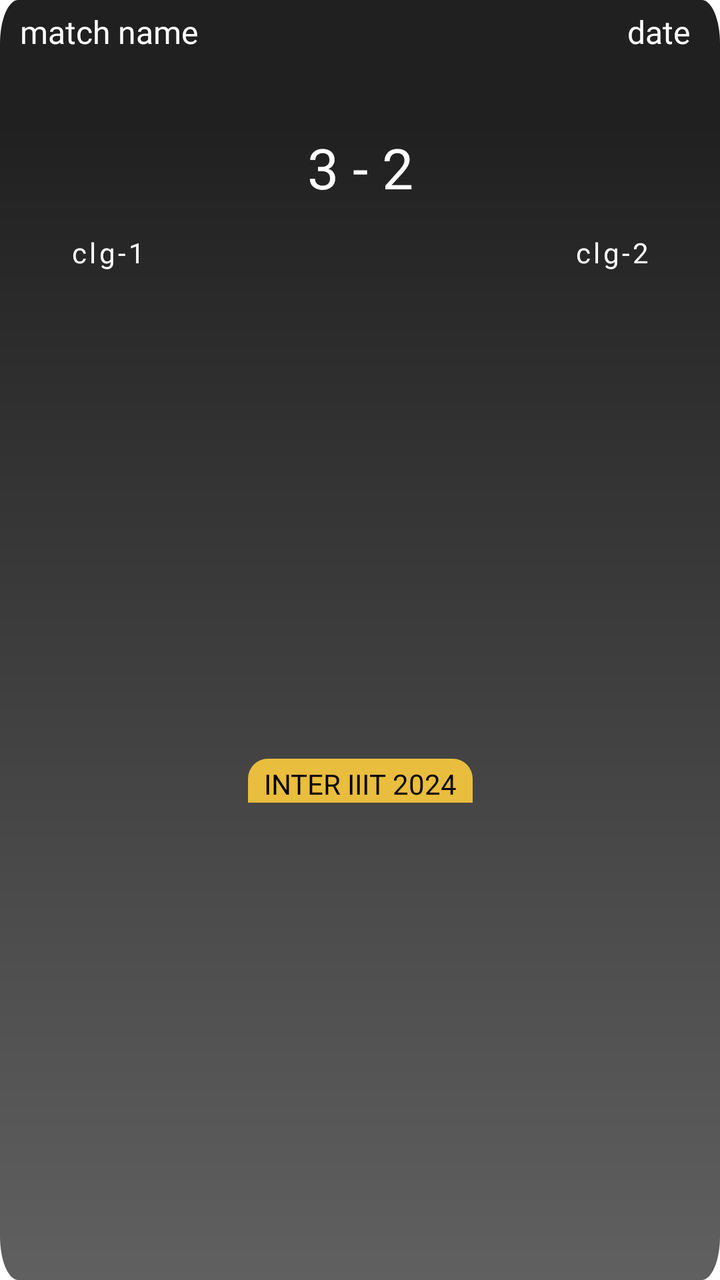
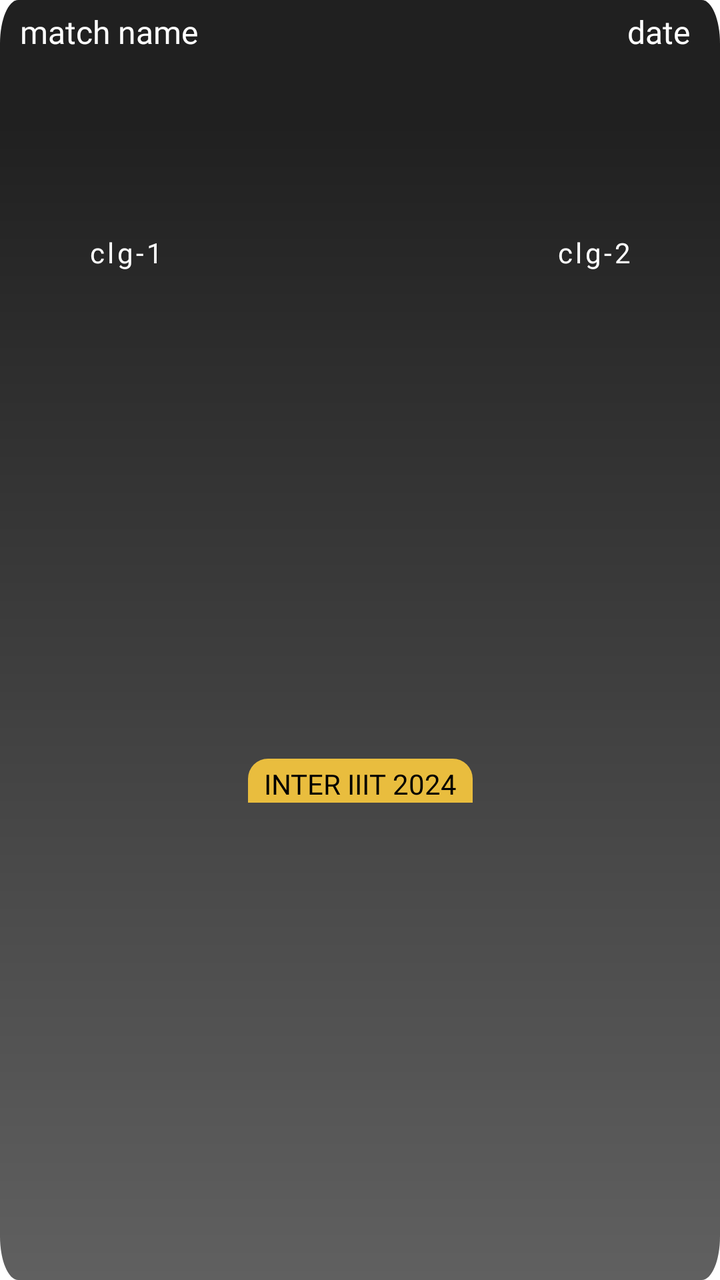

An Android layout rendered at two revisions. The XML below is the earlier revision; the diff shows what the commit changed to produce the second picture.
<!-- AndroidManifest.xml: application theme Theme.NavigationDrawer -->
<!-- res/layout/layout_football.xml -->
<?xml version="1.0" encoding="utf-8"?>
<androidx.constraintlayout.widget.ConstraintLayout xmlns:android="http://schemas.android.com/apk/res/android"
    xmlns:app="http://schemas.android.com/apk/res-auto"
    android:layout_width="match_parent"
    android:layout_height="wrap_content"
    android:layout_marginHorizontal="10dp"
    android:layout_marginVertical="10dp"
    android:background="@drawable/fade3">

    <LinearLayout
        android:id="@+id/lay1"
        android:layout_width="match_parent"
        android:layout_height="wrap_content"
        android:orientation="horizontal"
        android:padding="5dp"
        android:weightSum="1"
        app:layout_constraintEnd_toEndOf="parent"
        app:layout_constraintStart_toStartOf="parent"
        app:layout_constraintTop_toTopOf="parent">

        <TextView
            android:id="@+id/matchName"
            android:layout_width="0dp"
            android:layout_height="wrap_content"
            android:layout_gravity="center_vertical"
            android:layout_weight="0.6"
            android:fontFamily="@font/poppins_semibold"
            android:gravity="center_vertical|start"
            android:hint="match name"
            android:paddingHorizontal="5dp"
            android:textAllCaps="true"
            android:textColor="#E9E9E9"
            android:textColorHint="@color/white"
            android:textSize="16dp" />

        <TextView
            android:id="@+id/date"
            android:layout_width="0dp"
            android:layout_height="wrap_content"
            android:layout_gravity="center_vertical"
            android:layout_weight="0.4"
            android:fontFamily="@font/poppins_semibold"
            android:gravity="center_vertical|end"
            android:hint="date"
            android:paddingEnd="10dp"
            android:textColor="#E9E9E9"
            android:textColorHint="@color/white"
            android:textSize="16dp" />
    </LinearLayout>

    <LinearLayout
        android:layout_width="match_parent"
        android:layout_height="wrap_content"
        android:layout_marginTop="45dp"
        android:orientation="vertical"
        android:visibility="gone">

        <TextView
            android:id="@+id/time"
            android:layout_width="match_parent"
            android:layout_height="wrap_content"
            android:fontFamily="@font/poppins_medium"
            android:gravity="center"
            android:hint="time"
            android:textColor="@color/white"
            android:textColorHint="@color/white"
            android:textSize="16dp" />
    </LinearLayout>

    <LinearLayout
        android:id="@+id/layout"
        android:layout_width="match_parent"
        android:layout_height="wrap_content"
        android:orientation="horizontal"
        android:weightSum="1"
        app:layout_constraintEnd_toEndOf="parent"
        app:layout_constraintStart_toStartOf="parent"
        app:layout_constraintTop_toBottomOf="@id/lay1">

        <LinearLayout
            android:layout_width="0dp"
            android:layout_height="wrap_content"
            android:layout_gravity="center_vertical"
            android:layout_weight="0.3"
            android:orientation="vertical">

            <ImageView
                android:id="@+id/clgImg1"
                android:layout_width="match_parent"
                android:layout_height="80dp"
                android:scaleType="fitCenter" />

            <TextView
                android:id="@+id/clgName1"
                android:layout_width="match_parent"
                android:layout_height="wrap_content"
                android:layout_marginTop="5dp"
                android:fontFamily="@font/poppins_medium"
                android:gravity="center"
                android:hint="clg-1"
                android:letterSpacing="0.1"
                android:paddingHorizontal="5dp"
                android:textAllCaps="true"
                android:textColor="@color/white"
                android:textColorHint="@color/white" />
        </LinearLayout>

        <TextView
            android:id="@+id/points"
            android:layout_width="0dp"
            android:layout_height="wrap_content"
            android:layout_gravity="center_vertical"
            android:layout_weight="0.4"
            android:fontFamily="@font/poppins_medium"
            android:gravity="center"
            android:text="3 - 2"
            android:textColor="@color/white"
            android:textSize="28dp" />

        <LinearLayout
            android:layout_width="0dp"
            android:layout_height="wrap_content"
            android:layout_gravity="center_vertical"
            android:layout_weight="0.3"
            android:orientation="vertical">

            <ImageView
                android:id="@+id/clgImg2"
                android:layout_width="match_parent"
                android:layout_height="80dp"
                android:scaleType="fitCenter" />

            <TextView
                android:id="@+id/clgName2"
                android:layout_width="match_parent"
                android:layout_height="wrap_content"
                android:layout_marginTop="5dp"
                android:fontFamily="@font/poppins_medium"
                android:gravity="center"
                android:hint="clg-2"
                android:letterSpacing="0.1"
                android:paddingHorizontal="5dp"
                android:textAllCaps="true"
                android:textColor="@color/white"
                android:textColorHint="@color/white" />
        </LinearLayout>

    </LinearLayout>

    <TextView
        android:layout_width="wrap_content"
        android:layout_height="wrap_content"
        android:layout_marginTop="5dp"
        android:background="@drawable/backlesss"
        android:fontFamily="@font/poppins_medium"
        android:gravity="center|bottom"
        android:paddingHorizontal="8dp"
        android:paddingTop="3dp"
        android:text="inter iiit 2024"
        android:textAllCaps="true"
        android:textColor="@color/black"
        app:layout_constraintBottom_toBottomOf="parent"
        app:layout_constraintEnd_toEndOf="parent"
        app:layout_constraintStart_toStartOf="parent"
        app:layout_constraintTop_toBottomOf="@id/layout" />

</androidx.constraintlayout.widget.ConstraintLayout>
<!-- resources referenced by this layout -->
<resources>
  <color name="black">#FF000000</color>
  <color name="white">#FFFFFFFF</color>
  <!-- drawable backlesss (drawable) -->
  <?xml version="1.0" encoding="utf-8"?>
  <shape xmlns:android="http://schemas.android.com/apk/res/android">
      <solid android:color="#E9BD3E" /> 
  
      <corners
          android:topLeftRadius="10dp"
          android:topRightRadius="10dp" />
  </shape>
  <!-- drawable fade3 (drawable) -->
  <vector xmlns:android="http://schemas.android.com/apk/res/android"
      xmlns:aapt="http://schemas.android.com/aapt"
      android:width="400dp"
      android:height="293dp"
      android:viewportWidth="393"
      android:viewportHeight="293">
  
      <path android:pathData="M10,0h373c5.523,0 10,4.477 10,10v273c0,5.523 -4.477,10 -10,10h-373c-5.523,0 -10,-4.477 -10,-10v-273c0,-5.523 4.477,-10 10,-10Z">
          <aapt:attr name="android:fillColor">
              <gradient
                  android:endX="197"
                  android:endY="27.9"
                  android:startX="197"
                  android:startY="293"
                  android:type="linear">
                  <item
                      android:color="#606060"
                      android:offset="0" />
                  <item
                      android:color="#202020"
                      android:offset="1" />
              </gradient>
          </aapt:attr>
      </path>
  </vector>
  <style name="Theme.NavigationDrawer" parent="Theme.MaterialComponents.DayNight.NoActionBar">
          
          <item name="colorPrimary">#FFECA1</item>
          
      </style>
</resources>

<!-- the commit's change to res/layout/layout_football.xml (unified diff, before → after) -->
@@ -81,7 +81,7 @@
             android:layout_width="0dp"
             android:layout_height="wrap_content"
             android:layout_gravity="center_vertical"
-            android:layout_weight="0.3"
+            android:layout_weight="0.35"
             android:orientation="vertical">
 
             <ImageView
@@ -97,6 +97,7 @@
                 android:layout_marginTop="5dp"
                 android:fontFamily="@font/poppins_medium"
                 android:gravity="center"
+                android:textSize="14dp"
                 android:hint="clg-1"
                 android:letterSpacing="0.1"
                 android:paddingHorizontal="5dp"
@@ -110,10 +111,9 @@
             android:layout_width="0dp"
             android:layout_height="wrap_content"
             android:layout_gravity="center_vertical"
-            android:layout_weight="0.4"
+            android:layout_weight="0.3"
             android:fontFamily="@font/poppins_medium"
             android:gravity="center"
-            android:text="3 - 2"
             android:textColor="@color/white"
             android:textSize="28dp" />
 
@@ -121,7 +121,7 @@
             android:layout_width="0dp"
             android:layout_height="wrap_content"
             android:layout_gravity="center_vertical"
-            android:layout_weight="0.3"
+            android:layout_weight="0.35"
             android:orientation="vertical">
 
             <ImageView
@@ -135,6 +135,7 @@
                 android:layout_width="match_parent"
                 android:layout_height="wrap_content"
                 android:layout_marginTop="5dp"
+                android:textSize="14dp"
                 android:fontFamily="@font/poppins_medium"
                 android:gravity="center"
                 android:hint="clg-2"
@@ -155,6 +156,7 @@
         android:fontFamily="@font/poppins_medium"
         android:gravity="center|bottom"
         android:paddingHorizontal="8dp"
+        android:textSize="14dp"
         android:paddingTop="3dp"
         android:text="inter iiit 2024"
         android:textAllCaps="true"
